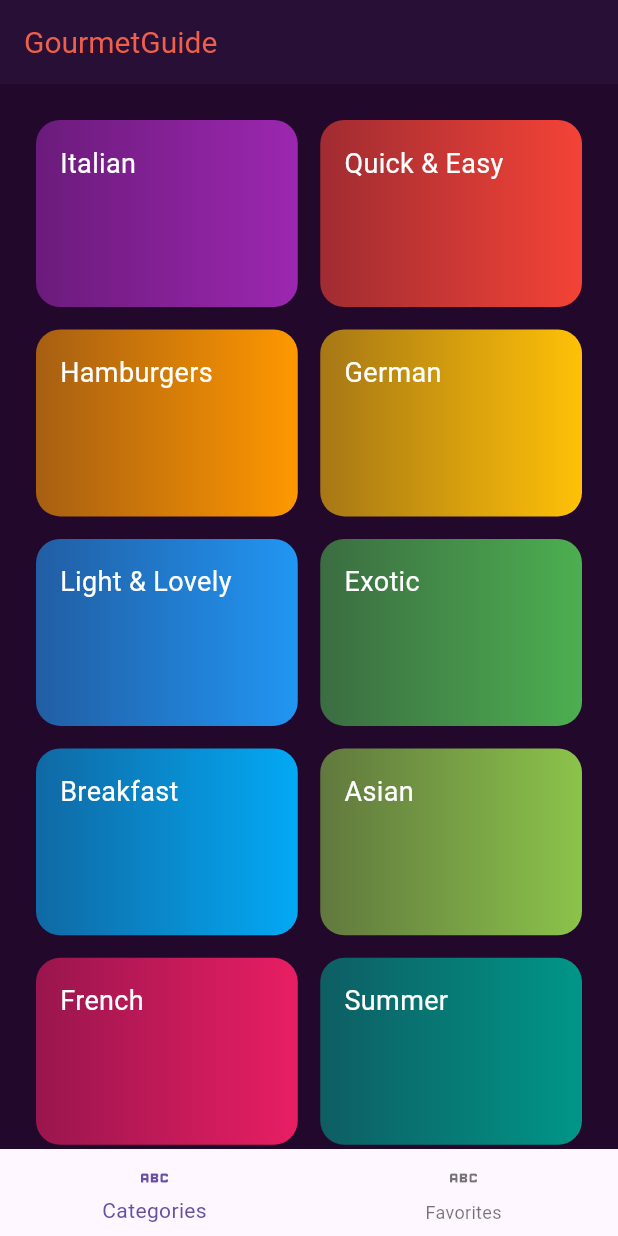
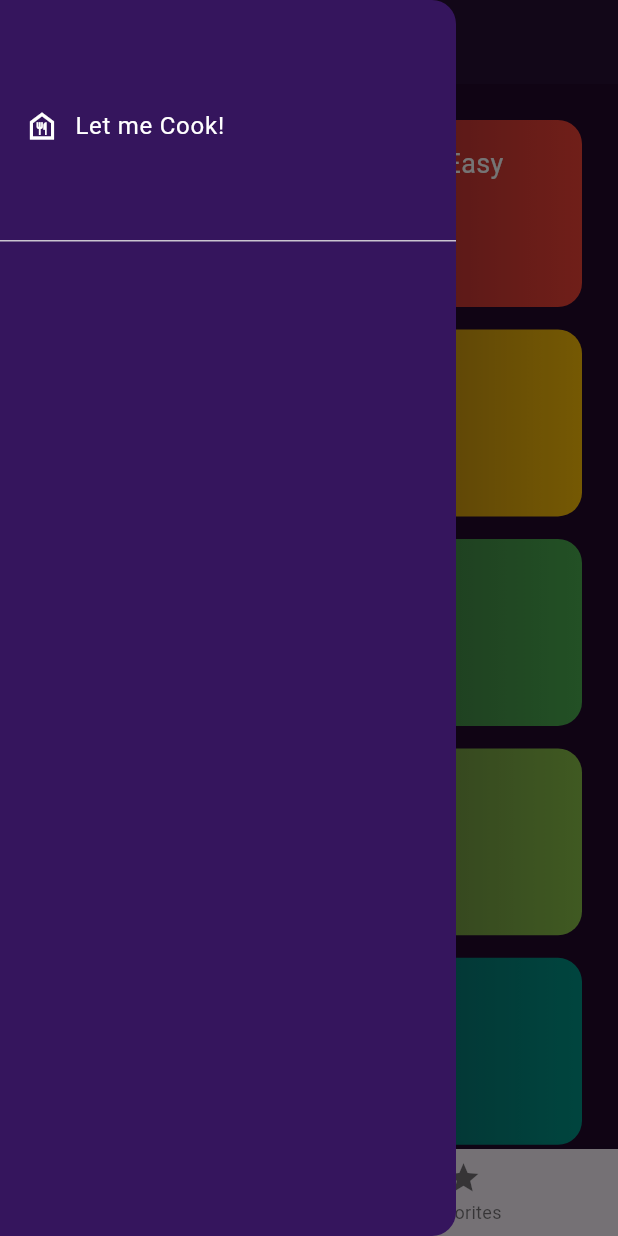
Before and after one commit to Sarthakpurii/GourmetGuide, a Flutter app: the screen it shows after launch, with the side drawer open (before the commit the screen has no drawer), on a phone screen of 412 x 824 dp. Run offline on Flutter 3.47's test engine with Material 3 defaults, Android fonts, the phone set to English and light mode, and no system bars; our stand-ins replace google_fonts, transparent_image; Roboto replaces fonts that are missing (Philosopher, Salsa).

Commit message:
added side drawer

```diff
--- a/lib/screens/categories-screen.dart
+++ b/lib/screens/categories-screen.dart
@@ -2,18 +2,21 @@
 import 'package:flutter/material.dart';
 import 'package:gourmet/data/dummy-data.dart';
 import 'package:gourmet/models/category.dart';
+import 'package:gourmet/models/meal.dart';
 import 'package:gourmet/screens/meals-screen.dart';
 import 'package:gourmet/widgets/category-widget-builder.dart';
 
 class CategoriesScreen extends StatelessWidget {
-  const CategoriesScreen({super.key});
+  const CategoriesScreen({super.key, required this.toggleFav});
+
+  final void Function(Meal meal) toggleFav;
 
   void _selectCategory(BuildContext context, Category category) {
     final filteredMeals =
         dummyMeals.where((meals) => meals.categories.contains(category.id)).toList();
 
     Navigator.of(context).push(MaterialPageRoute(
-        builder: (ctx) => MealsScreen(title: category.title, meals: filteredMeals)));
+        builder: (ctx) => MealsScreen(title: category.title, meals: filteredMeals,toggleFav: toggleFav,)));
   }
 
   @override
--- a/lib/screens/home-screen.dart
+++ b/lib/screens/home-screen.dart
@@ -3,6 +3,7 @@ import 'package:flutter/material.dart';
 import 'package:gourmet/models/meal.dart';
 import 'package:gourmet/screens/categories-screen.dart';
 import 'package:gourmet/screens/meals-screen.dart';
+import 'package:gourmet/widgets/home-side-drawer.dart';
 
 class HomeScreen extends StatefulWidget{
   const HomeScreen({super.key});
@@ -16,7 +17,7 @@ class HomeScreen extends StatefulWidget{
 class _HomeScreenState extends State<HomeScreen>{
 
   int _selectedPageIndex=0;
-  List<Meal> _favoriteMeals=[];
+  final List<Meal> _favoriteMeals=[];
 
   void _selectPage(int index){
     setState(() {
@@ -24,26 +25,34 @@ class _HomeScreenState extends State<HomeScreen>{
     });
   }
 
+  void showFavUpdateSnackbar(String message){
+    ScaffoldMessenger.of(context).clearSnackBars();
+    ScaffoldMessenger.of(context).showSnackBar(SnackBar(content: Text(message)));
+  }
+
+
   void _toggleFavorites(Meal meal){
     bool exist=_favoriteMeals.contains(meal);
 
     if (exist){
       setState(() {
         _favoriteMeals.remove(meal);
+        showFavUpdateSnackbar('Removed from Favorites');
       });
     } else {
       _favoriteMeals.add(meal);
+      showFavUpdateSnackbar('Added to Favorites');
     }
   }
 
   @override
   Widget build(context){
 
-    Widget selectedPage=const CategoriesScreen();
+    Widget selectedPage=CategoriesScreen(toggleFav: _toggleFavorites,);
     String selectedPageTitle='GourmetGuide';
 
     if (_selectedPageIndex==1){
-      selectedPage=const MealsScreen(meals: []);
+      selectedPage=MealsScreen(meals: _favoriteMeals,toggleFav: _toggleFavorites,);
       selectedPageTitle='Favorites';
     }
 
@@ -54,11 +63,14 @@ class _HomeScreenState extends State<HomeScreen>{
 
       body: selectedPage,
 
+      drawer: SideDrawer(),
+
       bottomNavigationBar: BottomNavigationBar(
         onTap: (index){_selectPage(index);},
+        currentIndex: _selectedPageIndex,
         items: const [
-        BottomNavigationBarItem(icon: Icon(Icons.abc),label: 'Categories'),
-        BottomNavigationBarItem(icon: Icon(Icons.abc),label: 'Favorites'),
+        BottomNavigationBarItem(icon: Icon(Icons.folder),label: 'Categories'),
+        BottomNavigationBarItem(icon: Icon(Icons.star),label: 'Favorites'),
         ]),
     );
   }
--- a/lib/screens/meals-screen.dart
+++ b/lib/screens/meals-screen.dart
@@ -4,14 +4,15 @@ import 'package:gourmet/screens/meal-item-screen.dart';
 import 'package:gourmet/widgets/meal_item.dart';
 
 class MealsScreen extends StatelessWidget {
-  const MealsScreen({super.key, this.title, required this.meals});
+  const MealsScreen({super.key, this.title, required this.meals, required this.toggleFav});
 
   final String? title;
   final List<Meal> meals;
+  final void Function(Meal meal) toggleFav;
 
   void _selectMeal(BuildContext context, Meal meal) {
     Navigator.of(context)
-        .push(MaterialPageRoute(builder: (ctx) => MealItemScreen(meal: meal)));
+        .push(MaterialPageRoute(builder: (ctx) => MealItemScreen(meal: meal,toggleFav: toggleFav,)));
   }
 
   @override
--- /dev/null
+++ b/lib/widgets/home-side-drawer.dart
@@ -0,0 +1,25 @@
+
+import 'package:flutter/material.dart';
+
+class SideDrawer extends StatelessWidget{
+  SideDrawer({super.key});
+
+  @override
+  Widget build(context){
+    return Drawer(
+      backgroundColor: Color(0xFF35155D),
+      child: Column(
+        children: [
+          DrawerHeader(
+            child: Row(
+              children: [
+                Icon(Icons.food_bank_outlined),
+                const SizedBox(width: 10,),
+                Text('Let me Cook!')
+              ],
+            ))
+        ],
+      ),
+    );
+  }
+}
```
Also changed, not shown: lib/screens/meal-item-screen.dart (+5 -2 lines).
